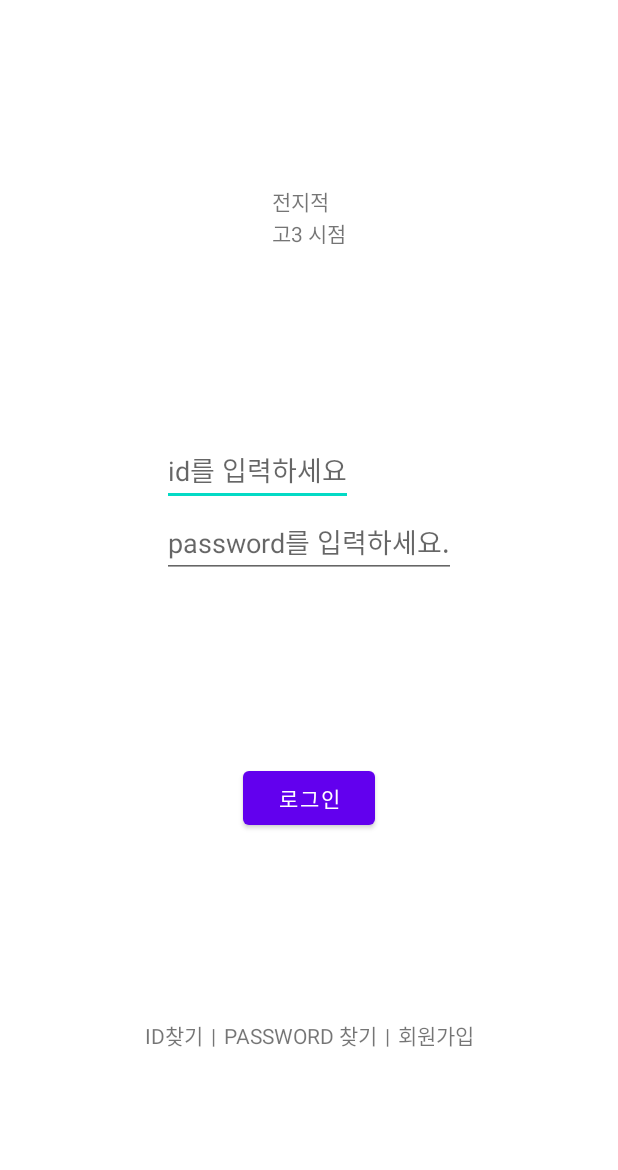
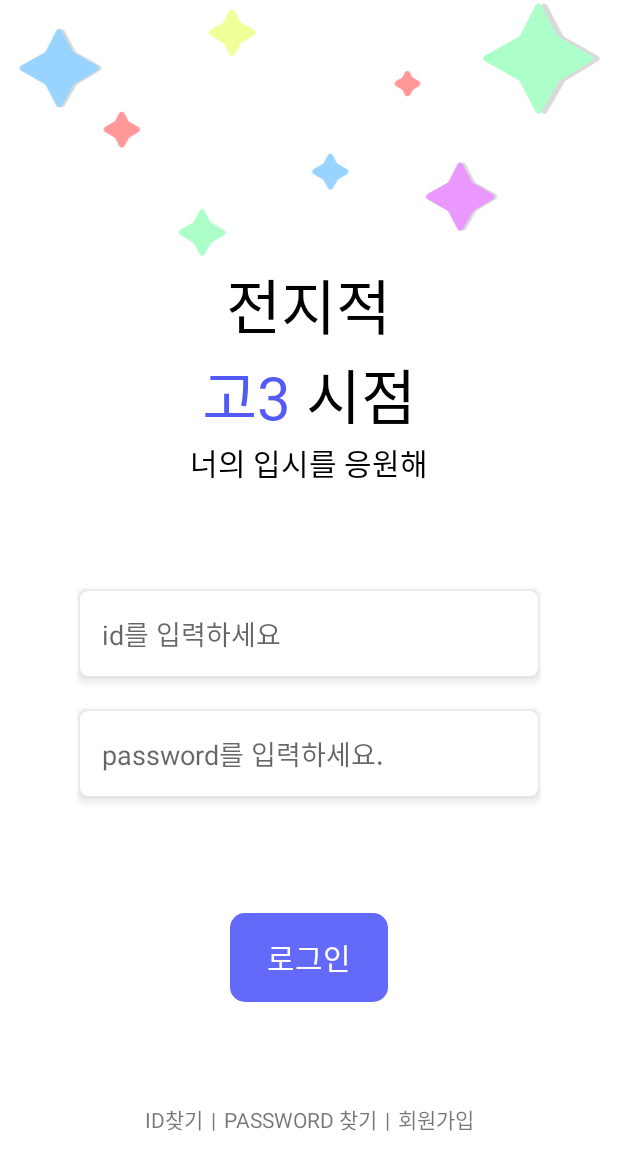
Before and after one commit to 2024ALPHA-FRONT-Kt/Android-Front, an Android app: the layout activity_login.xml on its own in the app's theme, with its tools: preview values and no code run, on a phone screen of 412 x 824 dp. Shown: the top 1170 px of the screen. Run offline under Robolectric (Android 15) with nearby library versions, the phone set to English and light mode, and no system bars.

Commit message:
[UI] Login

```diff
--- /dev/null
+++ b/ALPHA/app/src/main/res/drawable/background_btn.xml
@@ -0,0 +1,9 @@
+<?xml version="1.0" encoding="utf-8"?>
+<layer-list xmlns:android="http://schemas.android.com/apk/res/android">
+    <!-- Background -->
+    <item> <shape>
+        <solid android:color="#6369F8" />
+        <corners android:radius="10dp" />
+        <padding android:bottom="15dp" android:top="15dp" android:left="25dp" android:right="25dp"/>
+    </shape> </item>
+</layer-list>
--- /dev/null
+++ b/ALPHA/app/src/main/res/drawable/edittext_shadow.xml
@@ -0,0 +1,15 @@
+<?xml version="1.0" encoding="utf-8"?>
+<layer-list xmlns:android="http://schemas.android.com/apk/res/android">
+    <!-- Drop Shadow Stack -->
+    <item> <shape> <padding android:top="1dp" android:right="1dp" android:bottom="2dp" android:left="1dp" /> <corners android:radius="5dp" /> <solid android:color="#00CCCCCC" /> </shape> </item>
+    <item> <shape> <padding android:top="1dp" android:right="1dp" android:bottom="2dp" android:left="1dp" /> <corners android:radius="5dp" /> <solid android:color="#10CCCCCC" /> </shape> </item>
+    <item> <shape> <padding android:top="1dp" android:right="1dp" android:bottom="2dp" android:left="1dp" /> <corners android:radius="5dp" /> <solid android:color="#20CCCCCC" /> </shape> </item>
+    <item> <shape> <padding android:top="1dp" android:right="1dp" android:bottom="2dp" android:left="1dp" /> <corners android:radius="5dp" /> <solid android:color="#30CCCCCC" /> </shape> </item>
+    <item> <shape> <padding android:top="1dp" android:right="1dp" android:bottom="2dp" android:left="1dp" /> <corners android:radius="5dp" /> <solid android:color="#50CCCCCC" /> </shape> </item>
+    <!-- Background -->
+    <item> <shape>
+        <solid android:color="#ffffff" />
+        <corners android:radius="5dp" />
+        <padding android:right="10dp" android:left="15dp" android:top="15dp" android:bottom="15dp"/>
+    </shape> </item>
+</layer-list>
--- /dev/null
+++ b/ALPHA/app/src/main/res/drawable/lmg_login_background.xml
@@ -0,0 +1,45 @@
+<vector xmlns:android="http://schemas.android.com/apk/res/android"
+    android:width="390dp"
+    android:height="173dp"
+    android:viewportWidth="390"
+    android:viewportHeight="173">
+  <path
+      android:pathData="M28.53,20.4C29.27,18.96 31.32,18.95 32.07,20.38L39.33,34.08C39.5,34.42 39.78,34.7 40.11,34.89L55.57,43.6C56.91,44.35 56.94,46.26 55.62,47.05L40.84,55.94C40.55,56.11 40.31,56.35 40.14,56.64L32.11,70.44C31.31,71.8 29.34,71.75 28.61,70.36L21.47,56.72C21.29,56.38 21.02,56.1 20.69,55.91L5.09,47.04C3.74,46.27 3.74,44.31 5.11,43.56L20.67,34.89C21.02,34.7 21.3,34.41 21.48,34.06L28.53,20.4Z"
+      android:fillColor="#D9D9D9"/>
+  <path
+      android:pathData="M295.99,109.4C296.73,107.96 298.78,107.95 299.54,109.38L305.63,120.88C305.8,121.22 306.08,121.5 306.41,121.69L319.5,129.06C320.84,129.82 320.87,131.73 319.55,132.52L307.04,140.04C306.75,140.21 306.51,140.45 306.34,140.74L299.57,152.37C298.78,153.73 296.8,153.68 296.07,152.29L290.07,140.82C289.89,140.48 289.62,140.2 289.29,140.01L276.09,132.51C274.73,131.74 274.74,129.78 276.11,129.02L289.27,121.69C289.62,121.5 289.9,121.21 290.08,120.86L295.99,109.4Z"
+      android:fillColor="#D9D9D9"/>
+  <path
+      android:pathData="M68.39,75.4C69.13,73.96 71.18,73.95 71.93,75.38L74.53,80.28C74.7,80.62 74.98,80.9 75.31,81.09L81.29,84.46C82.63,85.21 82.65,87.12 81.34,87.91L75.64,91.34C75.35,91.51 75.11,91.75 74.94,92.04L71.96,97.16C71.17,98.52 69.19,98.47 68.46,97.08L65.87,92.12C65.69,91.78 65.42,91.5 65.09,91.31L59.09,87.9C57.74,87.13 57.74,85.17 59.11,84.41L65.07,81.09C65.42,80.9 65.7,80.61 65.88,80.26L68.39,75.4Z"
+      android:fillColor="#FF9898"/>
+  <path
+      android:pathData="M207.39,103.4C208.13,101.96 210.18,101.95 210.93,103.38L213.52,108.28C213.71,108.62 213.98,108.9 214.31,109.09L220.29,112.46C221.63,113.21 221.65,115.12 220.34,115.91L214.64,119.34C214.35,119.51 214.11,119.75 213.94,120.04L210.96,125.15C210.17,126.51 208.19,126.47 207.46,125.08L204.87,120.12C204.7,119.78 204.42,119.5 204.09,119.31L198.09,115.9C196.74,115.13 196.74,113.17 198.11,112.41L204.07,109.09C204.42,108.9 204.7,108.61 204.88,108.26L207.39,103.4Z"
+      android:fillColor="#98D4FF"/>
+  <path
+      android:pathData="M350.14,3.4C350.88,1.96 352.92,1.95 353.68,3.38L364.42,23.68C364.61,24.02 364.88,24.3 365.21,24.49L387.79,37.2C389.12,37.96 389.15,39.87 387.83,40.66L366.24,53.64C365.95,53.81 365.71,54.05 365.54,54.34L353.71,74.65C352.92,76.01 350.94,75.97 350.21,74.57L339.67,54.42C339.49,54.08 339.22,53.8 338.89,53.61L316.09,40.65C314.73,39.88 314.74,37.92 316.11,37.16L338.87,24.49C339.22,24.3 339.5,24.01 339.68,23.66L350.14,3.4Z"
+      android:fillColor="#D9D9D9"/>
+  <path
+      android:pathData="M346.14,3.4C346.88,1.96 348.92,1.95 349.68,3.38L360.42,23.68C360.61,24.02 360.88,24.3 361.21,24.49L383.79,37.2C385.12,37.96 385.15,39.87 383.83,40.66L362.24,53.64C361.95,53.81 361.71,54.05 361.54,54.34L349.71,74.65C348.92,76.01 346.94,75.97 346.21,74.57L335.67,54.42C335.49,54.08 335.22,53.8 334.89,53.61L312.09,40.65C310.73,39.88 310.74,37.92 312.11,37.16L334.87,24.49C335.22,24.3 335.5,24.01 335.68,23.66L346.14,3.4Z"
+      android:fillColor="#ADFFC9"/>
+  <path
+      android:pathData="M293.99,109.4C294.73,107.96 296.78,107.95 297.54,109.38L303.63,120.88C303.8,121.22 304.08,121.5 304.41,121.69L317.5,129.06C318.84,129.82 318.87,131.73 317.55,132.52L305.04,140.04C304.75,140.21 304.51,140.45 304.34,140.74L297.57,152.37C296.78,153.73 294.8,153.68 294.07,152.29L288.07,140.82C287.89,140.48 287.62,140.2 287.29,140.01L274.09,132.51C272.73,131.74 272.74,129.78 274.11,129.02L287.27,121.69C287.62,121.5 287.9,121.21 288.08,120.86L293.99,109.4Z"
+      android:fillColor="#D9D9D9"/>
+  <path
+      android:pathData="M293.99,109.4C294.73,107.96 296.78,107.95 297.54,109.38L303.63,120.88C303.8,121.22 304.08,121.5 304.41,121.69L317.5,129.06C318.84,129.82 318.87,131.73 317.55,132.52L305.04,140.04C304.75,140.21 304.51,140.45 304.34,140.74L297.57,152.37C296.78,153.73 294.8,153.68 294.07,152.29L288.07,140.82C287.89,140.48 287.62,140.2 287.29,140.01L274.09,132.51C272.73,131.74 272.74,129.78 274.11,129.02L287.27,121.69C287.62,121.5 287.9,121.21 288.08,120.86L293.99,109.4Z"
+      android:fillColor="#D9D9D9"/>
+  <path
+      android:pathData="M293.99,109.4C294.73,107.96 296.78,107.95 297.54,109.38L303.63,120.88C303.8,121.22 304.08,121.5 304.41,121.69L317.5,129.06C318.84,129.82 318.87,131.73 317.55,132.52L305.04,140.04C304.75,140.21 304.51,140.45 304.34,140.74L297.57,152.37C296.78,153.73 294.8,153.68 294.07,152.29L288.07,140.82C287.89,140.48 287.62,140.2 287.29,140.01L274.09,132.51C272.73,131.74 272.74,129.78 274.11,129.02L287.27,121.69C287.62,121.5 287.9,121.21 288.08,120.86L293.99,109.4Z"
+      android:fillColor="#EA98FF"/>
+  <path
+      android:pathData="M121.92,140.4C122.66,138.96 124.71,138.95 125.47,140.38L129.23,147.48C129.4,147.82 129.68,148.1 130.01,148.29L138.36,152.99C139.7,153.74 139.72,155.66 138.41,156.45L130.44,161.24C130.15,161.41 129.91,161.65 129.74,161.94L125.5,169.23C124.71,170.59 122.73,170.54 122,169.15L118.27,162.02C118.1,161.68 117.82,161.4 117.49,161.21L109.09,156.43C107.74,155.66 107.74,153.71 109.11,152.95L117.47,148.29C117.82,148.1 118.1,147.81 118.28,147.46L121.92,140.4Z"
+      android:fillColor="#ADFFC9"/>
+  <path
+      android:pathData="M141.92,7.4C142.66,5.96 144.71,5.95 145.47,7.38L149.23,14.48C149.4,14.82 149.68,15.1 150.01,15.29L158.36,19.99C159.7,20.74 159.72,22.66 158.41,23.45L150.44,28.24C150.15,28.41 149.91,28.65 149.74,28.94L145.5,36.23C144.71,37.59 142.73,37.54 142,36.15L138.27,29.02C138.1,28.68 137.82,28.4 137.49,28.21L129.09,23.43C127.74,22.66 127.74,20.71 129.11,19.95L137.47,15.29C137.82,15.1 138.1,14.81 138.28,14.46L141.92,7.4Z"
+      android:fillColor="#F1FF98"/>
+  <path
+      android:pathData="M258.85,48.4C259.59,46.96 261.64,46.95 262.4,48.38L263.83,51.08C264.01,51.42 264.28,51.7 264.61,51.89L268.22,53.92C269.55,54.67 269.58,56.59 268.27,57.38L264.84,59.44C264.55,59.61 264.31,59.85 264.14,60.14L262.43,63.08C261.64,64.44 259.66,64.4 258.93,63L257.47,60.22C257.3,59.88 257.02,59.6 256.69,59.41L253.09,57.36C251.74,56.59 251.74,54.64 253.11,53.88L256.67,51.89C257.02,51.7 257.3,51.41 257.48,51.06L258.85,48.4Z"
+      android:fillColor="#FF9898"/>
+  <path
+      android:pathData="M26.53,20.4C27.27,18.96 29.32,18.95 30.07,20.38L37.33,34.08C37.5,34.42 37.78,34.7 38.11,34.89L53.57,43.6C54.91,44.35 54.94,46.26 53.62,47.05L38.84,55.94C38.55,56.11 38.31,56.35 38.14,56.64L30.11,70.44C29.31,71.8 27.34,71.75 26.61,70.36L19.47,56.72C19.29,56.38 19.02,56.1 18.69,55.91L3.09,47.04C1.74,46.27 1.74,44.31 3.11,43.56L18.67,34.89C19.02,34.7 19.3,34.41 19.48,34.06L26.53,20.4Z"
+      android:fillColor="#98D4FF"/>
+</vector>
--- a/ALPHA/app/src/main/res/layout/activity_login.xml
+++ b/ALPHA/app/src/main/res/layout/activity_login.xml
@@ -3,53 +3,96 @@
     android:layout_width="match_parent"
     android:layout_height="match_parent"
     xmlns:app="http://schemas.android.com/apk/res-auto">
+    <ImageView
+        android:id="@+id/background_login"
+        android:layout_width="match_parent"
+        android:layout_height="wrap_content"
+        app:layout_constraintTop_toTopOf="parent"
+        app:layout_constraintBottom_toTopOf="@id/logo"
+        android:src="@drawable/lmg_login_background"/>
     <LinearLayout
         android:id="@+id/logo"
         app:layout_constraintStart_toStartOf="parent"
         app:layout_constraintEnd_toEndOf="parent"
-        app:layout_constraintTop_toTopOf="parent"
-        app:layout_constraintBottom_toTopOf="@id/id_and_pw"
+        app:layout_constraintTop_toBottomOf="@id/background_login"
         android:layout_width="wrap_content"
         android:layout_height="wrap_content"
+        android:gravity="center"
         android:orientation="vertical">
         <TextView
             android:layout_width="wrap_content"
             android:layout_height="wrap_content"
+            android:fontFamily="@font/nanumsquareroundextrabold"
+            android:textSize="40sp"
+            android:textColor="@color/black"
             android:text="전지적"/>
+        <LinearLayout
+            android:layout_width="wrap_content"
+            android:layout_height="wrap_content"
+            android:orientation="horizontal">
+            <TextView
+                android:layout_width="wrap_content"
+                android:layout_height="wrap_content"
+                android:textColor="#545AF6"
+                android:textSize="40sp"
+                android:fontFamily="@font/nanumsquareroundextrabold"
+                android:text="고3 "/>
+            <TextView
+                android:layout_width="wrap_content"
+                android:layout_height="wrap_content"
+                android:textColor="@color/black"
+                android:textSize="40sp"
+                android:fontFamily="@font/nanumsquareroundextrabold"
+                android:text="시점"/>
+        </LinearLayout>
         <TextView
             android:layout_width="wrap_content"
             android:layout_height="wrap_content"
-            android:text="고3 시점"/>
+            android:textColor="@color/black"
+            android:textSize="20sp"
+            android:fontFamily="@font/nanumsquareroundextrabold"
+            android:text="너의 입시를 응원해"/>
     </LinearLayout>
 
     <LinearLayout
         android:id="@+id/id_and_pw"
-        android:layout_width="wrap_content"
+        android:layout_width="match_parent"
         android:layout_height="wrap_content"
         app:layout_constraintStart_toStartOf="parent"
         app:layout_constraintEnd_toEndOf="parent"
         app:layout_constraintTop_toBottomOf="@id/logo"
         app:layout_constraintBottom_toTopOf="@id/login_btn"
+        android:layout_marginStart="50dp"
+        android:layout_marginEnd="50dp"
         android:orientation="vertical">
         <EditText
-            android:layout_width="wrap_content"
+            android:layout_width="match_parent"
             android:layout_height="wrap_content"
+            android:background="@drawable/edittext_shadow"
+            android:inputType="text"
             android:hint="id를 입력하세요"/>
         <EditText
-            android:layout_width="wrap_content"
+            android:layout_width="match_parent"
             android:layout_height="wrap_content"
+            android:layout_marginTop="10dp"
+            android:background="@drawable/edittext_shadow"
+            android:inputType="text"
             android:hint="password를 입력하세요."/>
     </LinearLayout>
 
-    <Button
+    <TextView
         android:id="@+id/login_btn"
+        android:layout_width="wrap_content"
+        android:layout_height="wrap_content"
         app:layout_constraintTop_toBottomOf="@id/id_and_pw"
         app:layout_constraintBottom_toTopOf="@id/find_btns"
         app:layout_constraintStart_toStartOf="parent"
         app:layout_constraintEnd_toEndOf="parent"
-        android:text="로그인"
-        android:layout_width="wrap_content"
-        android:layout_height="wrap_content"/>
+        android:background="@drawable/background_btn"
+        android:textColor="@color/white"
+        android:fontFamily="@font/nanumsquareroundextrabold"
+        android:textSize="20dp"
+        android:text="로그인" />
 
     <LinearLayout
         android:id="@+id/find_btns"
```
Also changed, not shown: ALPHA/app/src/main/res/drawable/applogo.png (deleted), ALPHA/app/src/main/res/drawable/ic_dot.xml (renamed from ALPHA/app/src/main/res/drawable/icon_dot.xml).
